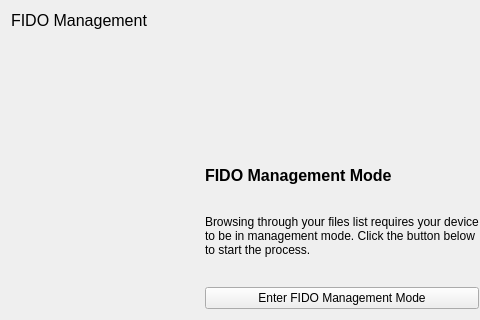
The window that src/FidoManagement.ui (mooltipass/moolticute) describes before a commit, drawn with Qt 5; both pictures show x 0 to 480 and y 0 to 320 of the 671 by 449 pixel window.
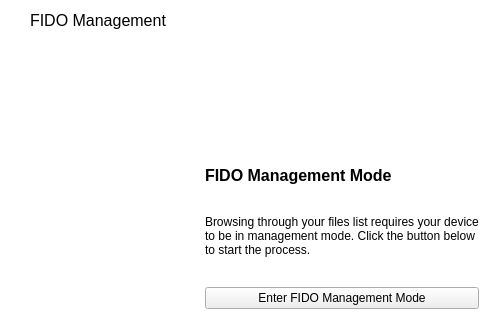
The same window after the commit. Icons and pictures are not drawn. Custom widgets are drawn as their Qt base class.

Commit message: [BLE] Display Fido user name beside service name, UI enchantments

```diff
--- a/src/FidoManagement.ui
+++ b/src/FidoManagement.ui
@@ -13,7 +13,28 @@
   <property name="windowTitle">
    <string>Form</string>
   </property>
+  <property name="styleSheet">
+   <string notr="true">#FidoManagement
+{
+background-color: rgb(255, 255, 255);
+}
+
+.FrameTitle {
+border: 2px solid #EFEFEF;
+padding: 2px;
+font-size: 12pt;
+border-top: none;
+border-left: none;
+border-right: none;
+}</string>
+  </property>
   <layout class="QVBoxLayout" name="verticalLayout">
+   <property name="leftMargin">
+    <number>30</number>
+   </property>
+   <property name="rightMargin">
+    <number>30</number>
+   </property>
    <item>
     <widget class="QLabel" name="label">
      <property name="font">
@@ -24,6 +45,9 @@
      <property name="text">
       <string>FIDO Management</string>
      </property>
+     <property name="class" stdset="0">
+      <string>FrameTitle</string>
+     </property>
     </widget>
    </item>
    <item>
@@ -160,7 +184,11 @@
        <item>
         <layout class="QVBoxLayout" name="verticalLayout_4">
          <item>
-          <widget class="QListView" name="listView"/>
+          <widget class="QListView" name="listView">
+           <property name="editTriggers">
+            <set>QAbstractItemView::NoEditTriggers</set>
+           </property>
+          </widget>
          </item>
          <item>
           <layout class="QHBoxLayout" name="horizontalLayout_3">
```
The commit also changes 5 other files.
